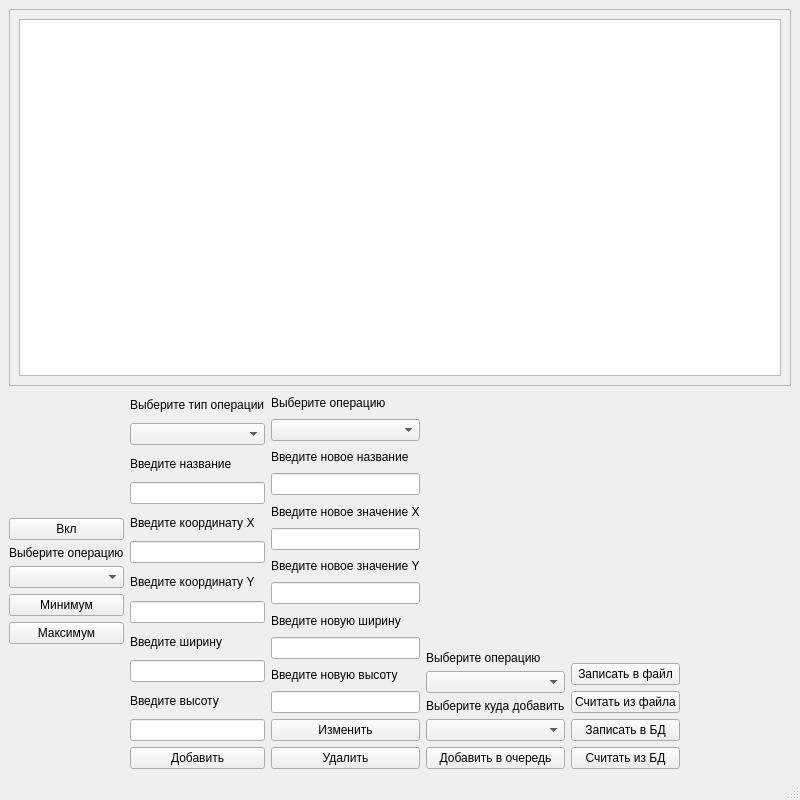
Qt form mainwindow.ui (Timur965/Practica) before a commit.
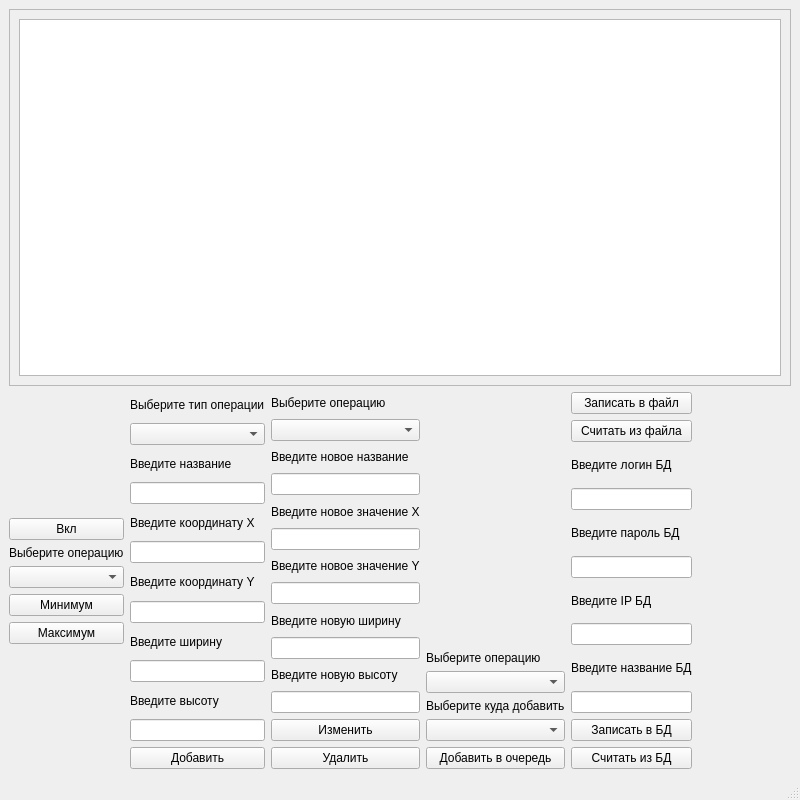
The same form after that commit. Icons and pictures are not drawn.

Patch:
```diff
--- a/mainwindow.ui
+++ b/mainwindow.ui
@@ -350,19 +350,6 @@
       </item>
       <item>
        <layout class="QVBoxLayout" name="verticalLayout_5">
-        <item>
-         <spacer name="verticalSpacer_4">
-          <property name="orientation">
-           <enum>Qt::Vertical</enum>
-          </property>
-          <property name="sizeHint" stdset="0">
-           <size>
-            <width>20</width>
-            <height>40</height>
-           </size>
-          </property>
-         </spacer>
-        </item>
         <item>
          <widget class="QPushButton" name="InputFile">
           <property name="text">
@@ -377,6 +364,50 @@
           </property>
          </widget>
         </item>
+        <item>
+         <widget class="QLabel" name="label_16">
+          <property name="text">
+           <string>Введите логин БД</string>
+          </property>
+         </widget>
+        </item>
+        <item>
+         <widget class="QLineEdit" name="LoginDB"/>
+        </item>
+        <item>
+         <widget class="QLabel" name="label_17">
+          <property name="text">
+           <string>Введите пароль БД</string>
+          </property>
+         </widget>
+        </item>
+        <item>
+         <widget class="QLineEdit" name="PasswordDB">
+          <property name="echoMode">
+           <enum>QLineEdit::Password</enum>
+          </property>
+         </widget>
+        </item>
+        <item>
+         <widget class="QLabel" name="label_18">
+          <property name="text">
+           <string>Введите IP БД</string>
+          </property>
+         </widget>
+        </item>
+        <item>
+         <widget class="QLineEdit" name="HostDB"/>
+        </item>
+        <item>
+         <widget class="QLabel" name="label_19">
+          <property name="text">
+           <string>Введите название БД</string>
+          </property>
+         </widget>
+        </item>
+        <item>
+         <widget class="QLineEdit" name="NameDB"/>
+        </item>
         <item>
          <widget class="QPushButton" name="InputDB">
           <property name="text">
```
